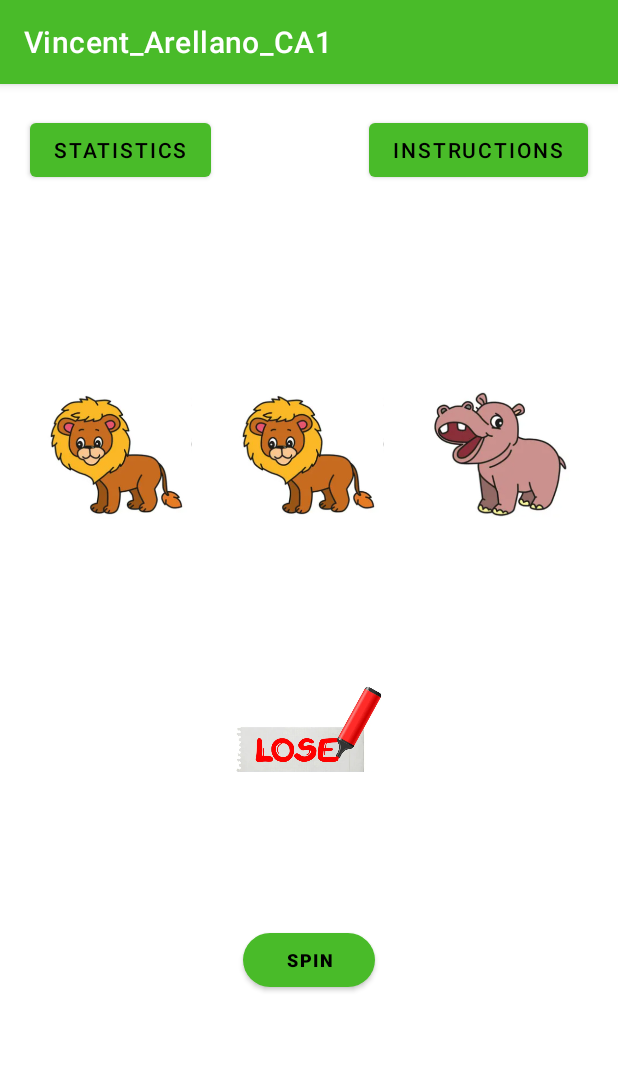
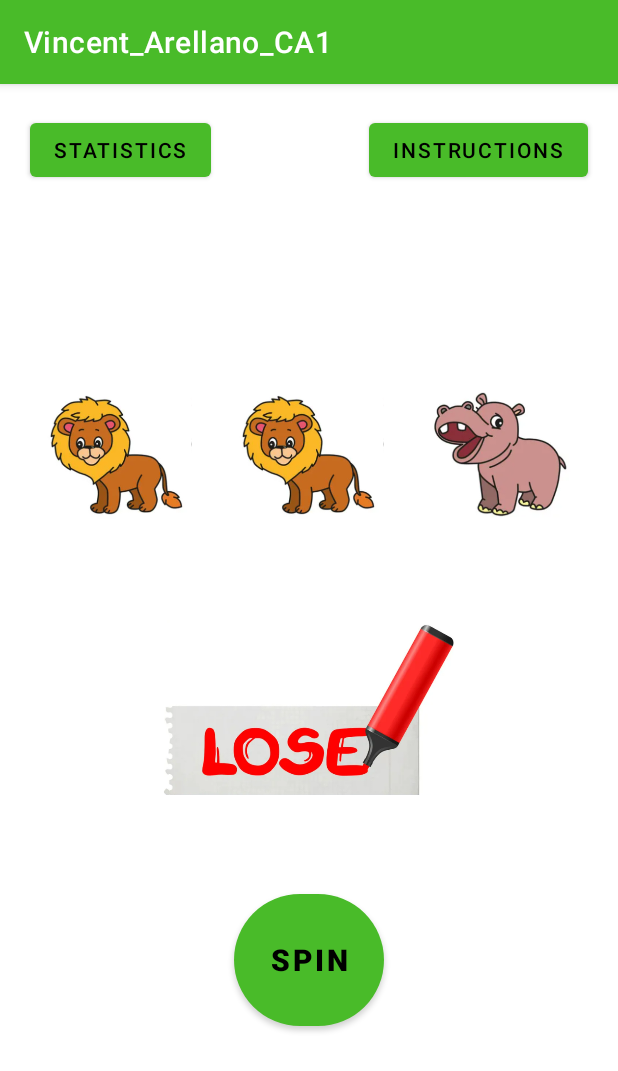
Before and after one commit to VincentArellano/Mobile_Integration_CA1, an Android app: the screen it shows after launch (MainActivity), on a phone screen of 412 x 824 dp. Shown: the top 1071 px of the screen. Run offline under Robolectric (Android 15) with nearby library versions, the light colour scheme and no system bars.

Commit message:
Transition added to each button to activity

```diff
--- a/app/build.gradle
+++ b/app/build.gradle
@@ -14,6 +14,11 @@ android {
         versionName "1.0"
 
         testInstrumentationRunner "androidx.test.runner.AndroidJUnitRunner"
+    }
+
+    buildFeatures{
+        dataBinding = true
+        viewBinding = true
     }
 
     buildTypes {
--- a/app/src/main/java/com/example/vincent_arellano_ca1/Instructions.kt
+++ b/app/src/main/java/com/example/vincent_arellano_ca1/Instructions.kt
@@ -8,9 +8,11 @@ import android.util.Log
 import android.widget.Button
 import android.widget.ImageView
 import androidx.appcompat.app.AppCompatActivity
+import androidx.core.app.ActivityOptionsCompat
 import androidx.recyclerview.widget.RecyclerView
 import com.example.vincent_arellano_ca1.adapter.ItemAdapter
 import com.example.vincent_arellano_ca1.data.Datasource
+
 
 class Instructions : AppCompatActivity() {
     override fun onCreate(savedInstanceState: Bundle?) {
@@ -20,7 +22,8 @@ class Instructions : AppCompatActivity() {
         val instructionsButton = findViewById<Button>(R.id.button5)
         instructionsButton.setOnClickListener {
             val intent = Intent(this, MainActivity::class.java)
-            startActivity(intent)
+            val options = ActivityOptionsCompat.makeSceneTransitionAnimation(this, instructionsButton, "transition_name")
+            startActivity(intent, options.toBundle())
         }
         // Initialize data.
         val myDataset = Datasource().loadAffirmations()
--- a/app/src/main/java/com/example/vincent_arellano_ca1/Statistics.kt
+++ b/app/src/main/java/com/example/vincent_arellano_ca1/Statistics.kt
@@ -9,6 +9,7 @@ import android.widget.Button
 import android.widget.ImageView
 import android.widget.TextView
 import androidx.appcompat.app.AppCompatActivity
+import androidx.core.app.ActivityOptionsCompat
 
 class Statistics : AppCompatActivity() {
     override fun onCreate(savedInstanceState: Bundle?) {
@@ -18,7 +19,8 @@ class Statistics : AppCompatActivity() {
         val backButton = findViewById<Button>(R.id.button6)
         backButton.setOnClickListener {
             val backIntent = Intent(this, MainActivity::class.java)
-            startActivity(backIntent)
+            val options = ActivityOptionsCompat.makeSceneTransitionAnimation(this, backButton, "transition_name")
+            startActivity(backIntent, options.toBundle())
         }
         Log.d("SpinImage", "Statistics... in onCreate()")
 
--- a/app/src/main/java/com/example/vincent_arellano_ca1/data/Datasource.kt
+++ b/app/src/main/java/com/example/vincent_arellano_ca1/data/Datasource.kt
@@ -6,7 +6,7 @@ class Datasource {
 
     fun loadAffirmations(): List<Affirmation> {
         return listOf<Affirmation>(
-            Affirmation(R.string.affirmation1, R.drawable.spinbutton),
+            Affirmation(R.string.affirmation1, R.drawable.spin),
             Affirmation(R.string.affirmation2, R.drawable.wininstruction),
             Affirmation(R.string.affirmation3, R.drawable.lossinstruction)
         )
--- a/app/src/main/res/layout/activity_main.xml
+++ b/app/src/main/res/layout/activity_main.xml
@@ -8,14 +8,14 @@
 
     <Button
         android:id="@+id/button"
-        android:layout_width="wrap_content"
-        android:layout_height="wrap_content"
+        android:layout_width="100dp"
+        android:layout_height="100dp"
         android:layout_marginTop="400dp"
         android:fontFamily="sans-serif-black"
         android:text="@string/spin"
         android:textColor="@color/black"
-        android:textSize="12sp"
-        app:cornerRadius="20dp"
+        android:textSize="20sp"
+        app:cornerRadius="50dp"
         app:layout_constraintBottom_toBottomOf="parent"
         app:layout_constraintEnd_toEndOf="parent"
         app:layout_constraintStart_toStartOf="parent"
@@ -57,8 +57,8 @@
 
     <ImageView
         android:id="@+id/imageView4"
-        android:layout_width="100dp"
-        android:layout_height="100dp"
+        android:layout_width="200dp"
+        android:layout_height="150dp"
         android:contentDescription="@string/winOrLose"
         app:layout_constraintBottom_toTopOf="@+id/button"
         app:layout_constraintEnd_toEndOf="parent"
@@ -75,7 +75,8 @@
         android:text="@string/instructions"
         android:textColor="@color/black"
         app:layout_constraintEnd_toEndOf="parent"
-        app:layout_constraintTop_toTopOf="parent" />
+        app:layout_constraintTop_toTopOf="parent"
+        android:transitionName="transition_image"/>
 
     <Button
         android:id="@+id/button3"
--- a/app/src/main/res/layout/instructions.xml
+++ b/app/src/main/res/layout/instructions.xml
@@ -3,7 +3,8 @@
     xmlns:app="http://schemas.android.com/apk/res-auto"
     xmlns:tools="http://schemas.android.com/tools"
     android:layout_width="match_parent"
-    android:layout_height="match_parent">
+    android:layout_height="match_parent"
+    android:transitionName="transition_image">
 
     <Button
         android:id="@+id/button5"
--- /dev/null
+++ b/app/src/main/res/transition/fade_transition.xml
@@ -0,0 +1,5 @@
+<transitionSet xmlns:android="http://schemas.android.com/apk/res/android" android:transitionOrdering="sequential">
+<fade android:fadingMode="fade_out" />
+<changeBounds />
+<fade android:fadingMode="fade_in" />
+</transitionSet>
--- a/app/src/main/res/values/themes.xml
+++ b/app/src/main/res/values/themes.xml
@@ -12,5 +12,6 @@
         <!-- Status bar color. -->
         <item name="android:statusBarColor" tools:targetApi="l">?attr/colorPrimaryVariant</item>
         <!-- Customize your theme here. -->
+        <item name="android:windowContentTransitions">true</item>
     </style>
 </resources>
```
Also changed, not shown: app/src/main/java/com/example/vincent_arellano_ca1/MainActivity.kt (+13 -7 lines), app/src/main/res/drawable/spin.png (added), app/src/main/res/drawable/spinbutton.png (deleted).
